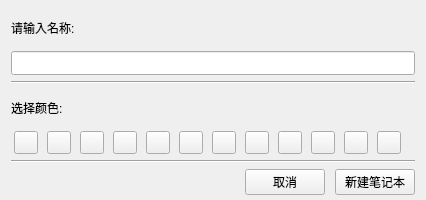
Old version of the form App/windows/newnotegroupform.ui in the repository kevinWu7/LifeNote.
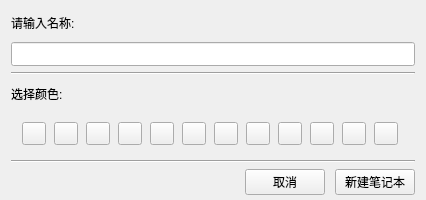
New version of the form.

Diff of the .ui file:
```diff
--- a/App/windows/newnotegroupform.ui
+++ b/App/windows/newnotegroupform.ui
@@ -58,6 +58,7 @@
     </widget>
    </item>
    <item>
+    <widget class="QWidget" name="QColorWidget" native="true">
     <layout class="QHBoxLayout" name="colorLayout">
      <item>
       <widget class="QToolButton" name="toolButton_2">
@@ -180,6 +181,7 @@
       </widget>
      </item>
     </layout>
+    </widget>
    </item>
    <item>
     <widget class="Line" name="bottomLine">
```
Left out of the diff: 4 changed lines with no effect on the pictures. Lines whose indentation alone changed are shown as unchanged.
